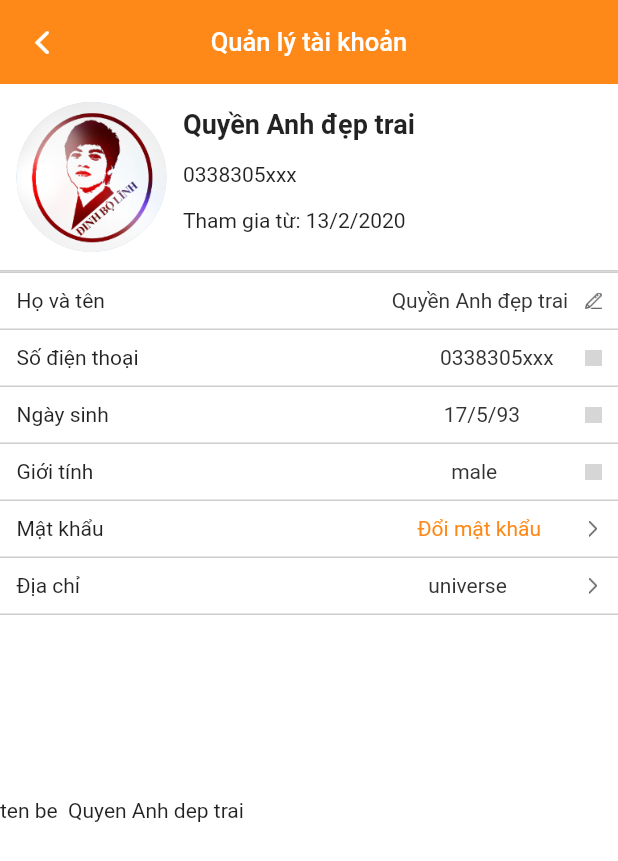
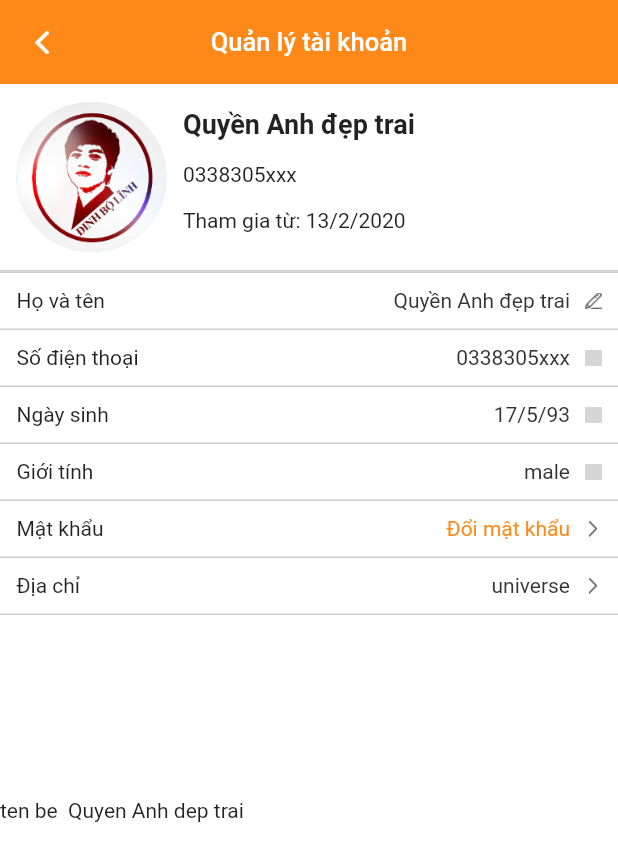
Before and after one commit to NhaPCS/baby_garden, a Flutter app: the AccountManage screen opened directly, on a phone screen of 412 x 824 dp. Shown: the top 861 px of the screen. Run offline on Flutter 3.47's test engine with Material 2 defaults, Android fonts, the phone set to English and light mode, and no system bars; our stand-ins replace auto_size_text, cached_network_image, carousel_slider, dots_indicator, flutter_svg, font_awesome_flutter and 2 more; accounts and stored records are empty; grey boxes are pictures that could not be loaded.

Commit message:
fix align right account manage

```diff
--- a/lib/main.dart
+++ b/lib/main.dart
@@ -1,6 +1,7 @@
 import 'package:baby_garden_flutter/provider/app_provider.dart';
 import 'package:baby_garden_flutter/screen/category_product/category_product_screen.dart';
 import 'package:baby_garden_flutter/screen/main/main_screen.dart';
+import 'package:baby_garden_flutter/screen/profile/account_manage.dart';
 import 'package:baby_garden_flutter/util/resource.dart';
 import 'package:flutter/material.dart';
 import 'package:provider/provider.dart';
@@ -47,7 +48,7 @@ class MyApp extends StatelessWidget {
             bodyText1: TextStyle(
                 color: ColorUtil.textColor, fontSize: SizeUtil.textSizeDefault),
           )),
-      home: MainScreen(),
+      home: AccountManage(),
     );
   }
 }
--- a/lib/screen/profile/account_manage.dart
+++ b/lib/screen/profile/account_manage.dart
@@ -88,14 +88,14 @@ class _AccountManageState extends BaseState<AccountManage> {
                 mainAxisAlignment: MainAxisAlignment.spaceBetween,
                 children: <Widget>[
                   Text(entries[index]['title']),
-                  Container(
-                    margin: EdgeInsets.only(left: 180),
-                    child: Text(entries[index]['content'],
-                        style: TextStyle(
-                            color: (index == 4)
-                                ? ColorUtil.primaryColor
-                                : ColorUtil.black33)),
-                  ),
+                  Expanded(
+                      child: Text(entries[index]['content'],
+                          textAlign: TextAlign.right,
+                          style: TextStyle(
+                              color: (index == 4)
+                                  ? ColorUtil.primaryColor
+                                  : ColorUtil.black33))),
+                  SizedBox(width: SizeUtil.smallSpace,),
                   Image.asset(
                     "photo/${entries[index]['icon']}",
                     width: 11,
```
